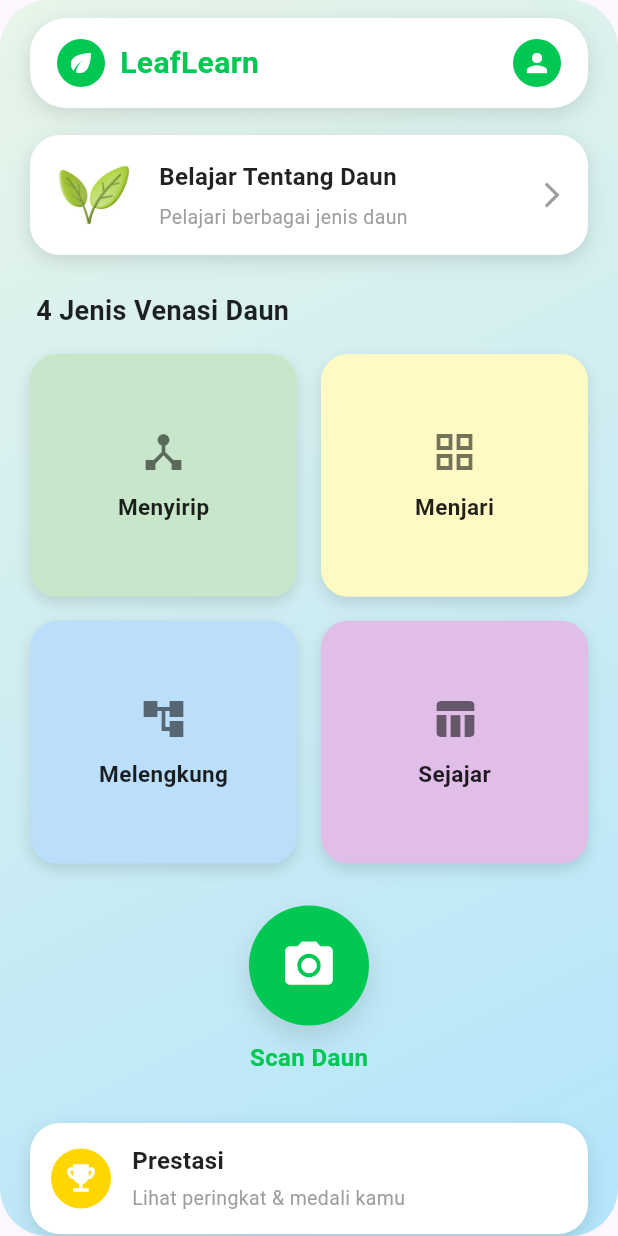
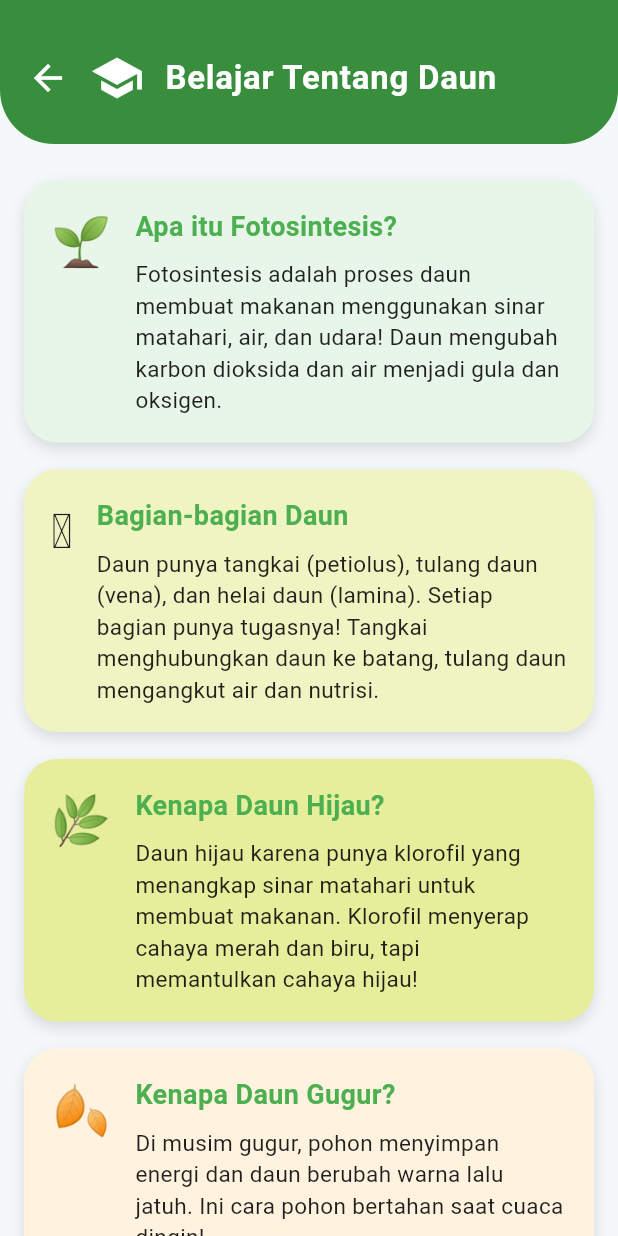
Before and after one commit to koctaa04/Leafy-PBL, a Flutter app: the HomeScreen screen opened by its route, after a tap on "Belajar Tentang Daun", on a phone screen of 412 x 824 dp. Run offline on Flutter 3.47's test engine with Material 3 defaults, Android fonts, the light colour scheme and no system bars.

Commit message:
feat(learn):membuat halaman belajar daun

```diff
--- a/lib/main.dart
+++ b/lib/main.dart
@@ -6,6 +6,7 @@ import 'screens/profile_screen.dart';
 import 'screens/scan_screen.dart';
 import 'screens/leaf_detail_screen.dart';
 import 'screens/achievement_screen.dart';
+import 'screens/learn_leaf_screen.dart';
 
 void main() {
   runApp(const LeafLearnApp());
@@ -27,6 +28,7 @@ class LeafLearnApp extends StatelessWidget {
         '/scan': (context) => const ScanScreen(),
         '/leaf-detail': (context) => const LeafDetailScreen(),
         '/achievement': (context) => const AchievementScreen(),
+        '/learn-leaf': (context) => const LearnLeafScreen(),
       },
     );
   }
--- a/lib/screens/home_screen.dart
+++ b/lib/screens/home_screen.dart
@@ -146,7 +146,7 @@ class _BelajarCard extends StatelessWidget {
   Widget build(BuildContext context) {
     return GestureDetector(
       onTap: () {
-        print('Belajar Tentang Daun tapped');
+        Navigator.pushNamed(context, '/learn-leaf');
       },
       child: Container(
         padding: const EdgeInsets.symmetric(horizontal: 14, vertical: 12),
--- /dev/null
+++ b/lib/screens/learn_leaf_screen.dart
@@ -0,0 +1,153 @@
+import 'package:flutter/material.dart';
+
+class LearnLeafScreen extends StatelessWidget {
+  const LearnLeafScreen({Key? key}) : super(key: key);
+
+  @override
+  Widget build(BuildContext context) {
+    return Scaffold(
+      backgroundColor: const Color(0xFFF5F8FA),
+      body: SafeArea(
+        child: Column(
+          children: [
+            // Header hijau dengan tombol kembali, judul dan icon
+            Container(
+              width: double.infinity,
+              padding: const EdgeInsets.only(left: 8, right: 24, top: 28, bottom: 20),
+              decoration: const BoxDecoration(
+                color: Color(0xFF388E3C),
+                borderRadius: BorderRadius.only(
+                  bottomLeft: Radius.circular(36),
+                  bottomRight: Radius.circular(36),
+                ),
+              ),
+              child: Row(
+                children: [
+                  // Tombol back
+                  IconButton(
+                    icon: const Icon(Icons.arrow_back, color: Colors.white, size: 28),
+                    onPressed: () {
+                      Navigator.pop(context);
+                    },
+                  ),
+                  const SizedBox(width: 4),
+                  const Icon(Icons.school, color: Colors.white, size: 36),
+                  const SizedBox(width: 14),
+                  const Text(
+                    'Belajar Tentang Daun',
+                    style: TextStyle(
+                      fontSize: 22,
+                      fontWeight: FontWeight.bold,
+                      color: Colors.white,
+                      letterSpacing: 0.5,
+                    ),
+                  ),
+                ],
+              ),
+            ),
+            // Konten belajar (scrollable)
+            Expanded(
+              child: ListView(
+                padding: const EdgeInsets.symmetric(horizontal: 16, vertical: 24),
+                children: [
+                  _LeafLessonCard(
+                    color: const Color(0xFFE8F5E9),
+                    icon: '🌱',
+                    title: 'Apa itu Fotosintesis?',
+                    text: 'Fotosintesis adalah proses daun membuat makanan menggunakan sinar matahari, air, dan udara! Daun mengubah karbon dioksida dan air menjadi gula dan oksigen.',
+                  ),
+                  const SizedBox(height: 18),
+                  _LeafLessonCard(
+                    color: const Color(0xFFF0F4C3),
+                    icon: '🪴',
+                    title: 'Bagian-bagian Daun',
+                    text: 'Daun punya tangkai (petiolus), tulang daun (vena), dan helai daun (lamina). Setiap bagian punya tugasnya! Tangkai menghubungkan daun ke batang, tulang daun mengangkut air dan nutrisi.',
+                  ),
+                  const SizedBox(height: 18),
+                  _LeafLessonCard(
+                    color: const Color(0xFFE6EE9C),
+                    icon: '🌿',
+                    title: 'Kenapa Daun Hijau?',
+                    text: 'Daun hijau karena punya klorofil yang menangkap sinar matahari untuk membuat makanan. Klorofil menyerap cahaya merah dan biru, tapi memantulkan cahaya hijau!',
+                  ),
+                  const SizedBox(height: 18),
+                  _LeafLessonCard(
+                    color: const Color(0xFFFFF3E0),
+                    icon: '🍂',
+                    title: 'Kenapa Daun Gugur?',
+                    text: 'Di musim gugur, pohon menyimpan energi dan daun berubah warna lalu jatuh. Ini cara pohon bertahan saat cuaca dingin!',
+                  ),
+                ],
+              ),
+            ),
+          ],
+        ),
+      ),
+    );
+  }
+}
+
+// Widget kartu pelajaran daun yang fun untuk anak-anak
+class _LeafLessonCard extends StatelessWidget {
+  final Color color;
+  final String icon;
+  final String title;
+  final String text;
+  const _LeafLessonCard({
+    required this.color,
+    required this.icon,
+    required this.title,
+    required this.text,
+  });
+
+  @override
+  Widget build(BuildContext context) {
+    return Container(
+      decoration: BoxDecoration(
+        color: color,
+        borderRadius: BorderRadius.circular(22),
+        boxShadow: [
+          BoxShadow(
+            color: Colors.black12,
+            blurRadius: 8,
+            offset: Offset(0, 4),
+          ),
+        ],
+      ),
+      padding: const EdgeInsets.symmetric(horizontal: 18, vertical: 18),
+      child: Row(
+        crossAxisAlignment: CrossAxisAlignment.start,
+        children: [
+          Text(
+            icon,
+            style: const TextStyle(fontSize: 32),
+          ),
+          const SizedBox(width: 16),
+          Expanded(
+            child: Column(
+              crossAxisAlignment: CrossAxisAlignment.start,
+              children: [
+                Text(
+                  title,
+                  style: const TextStyle(
+                    fontSize: 18,
+                    fontWeight: FontWeight.bold,
+                    color: Colors.green,
+                  ),
+                ),
+                const SizedBox(height: 8),
+                Text(
+                  text,
+                  style: const TextStyle(
+                    fontSize: 15,
+                    color: Colors.black87,
+                  ),
+                ),
+              ],
+            ),
+          ),
+        ],
+      ),
+    );
+  }
+}
```
